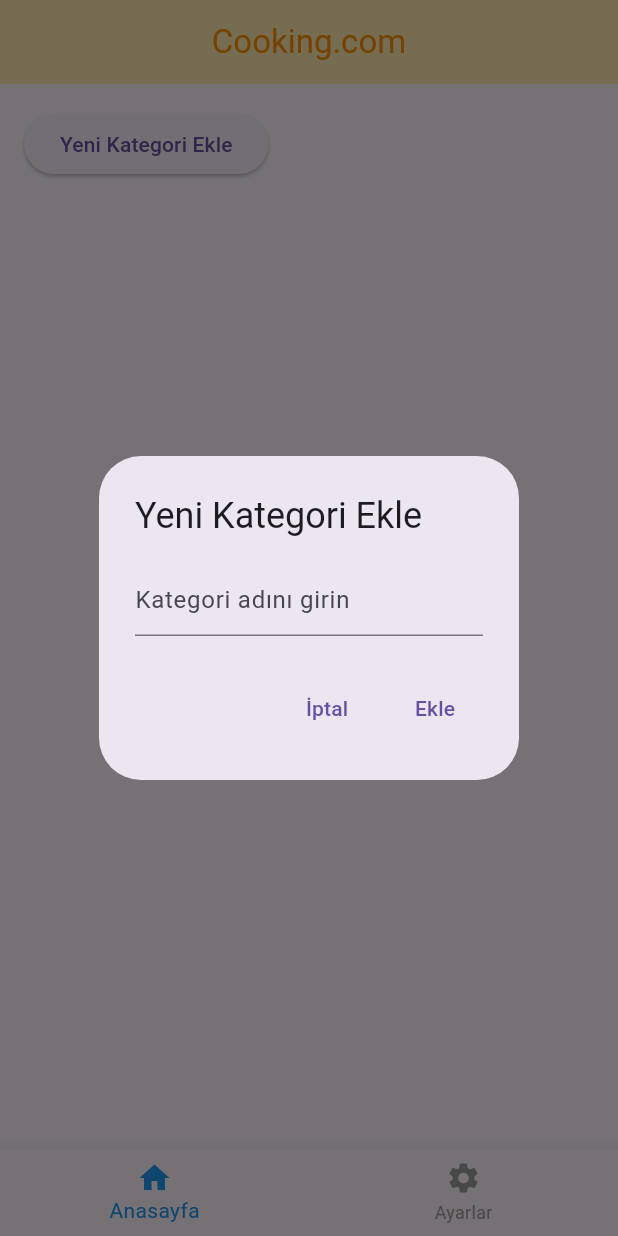
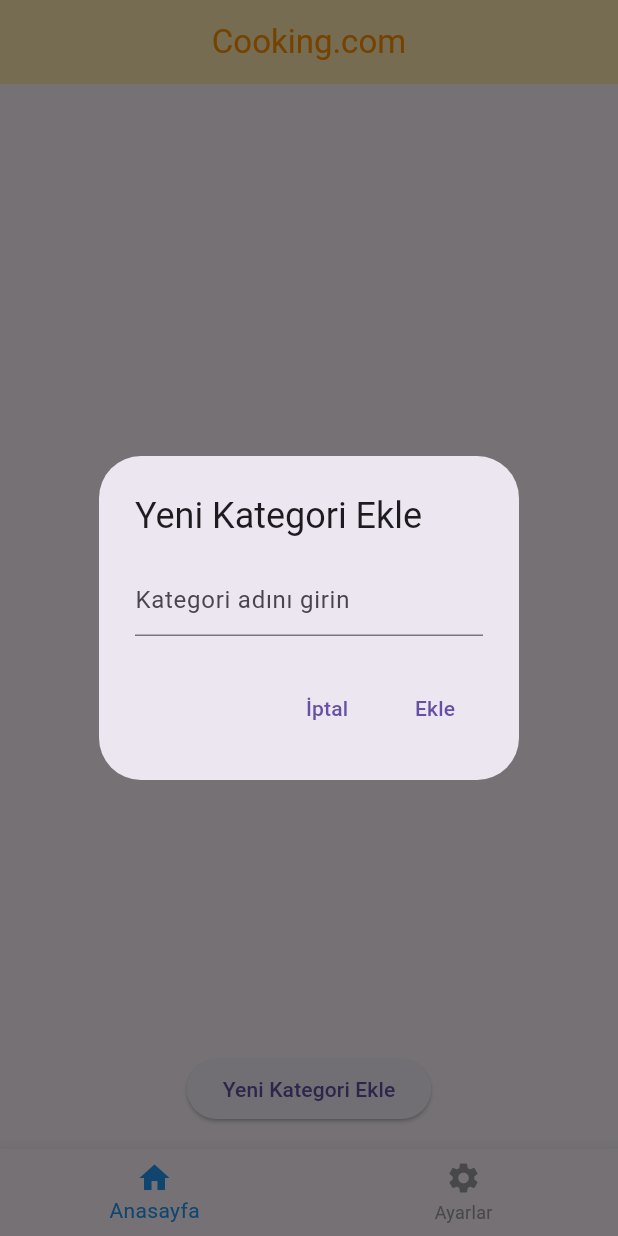
Before and after one commit to hasanacikeloffical/cooking.com, a Flutter app: the screen it shows after launch, after a tap on "Yeni Kategori Ekle", on a phone screen of 412 x 824 dp. Run offline on Flutter 3.47's test engine with Material 3 defaults, Android fonts, the phone set to English and light mode, and no system bars; our stand-ins replace firebase_core; missing offline and left inert: theme_manager; accounts and stored records are empty; Roboto replaces fonts that are missing (brittanic bold).

Commit message:
tamamlandı

```diff
--- a/cooking/lib/main.dart
+++ b/cooking/lib/main.dart
@@ -1,23 +1,15 @@
 import 'package:flutter/material.dart';
 import 'package:cooking/pages/homepage.dart';
-import 'package:cooking/pages/CategoryPage.dart';
-import 'package:cooking/main.dart';
-
-
-
-void main() {
-  runApp(MyApp());
-}
 
 class MyApp extends StatelessWidget {
   @override
   Widget build(BuildContext context) {
     return MaterialApp(
-      debugShowCheckedModeBanner: false,
-      title: "Cooking",
-      theme: ThemeData(primaryColor: Colors.blueAccent),
-      home: HomePage(),
-      // Sınıf ismi büyük harfle başlamalı
+      title: 'Cooking App',
+      theme: ThemeData(
+        primarySwatch: Colors.blue,
+      ),
+      home: HomePage(), // Ana sayfanız
     );
   }
 }
--- a/cooking/lib/myaccount/myaccount.dart
+++ b/cooking/lib/myaccount/myaccount.dart
@@ -1,7 +1,5 @@
 import 'package:flutter/material.dart';
-import 'package:cooking/pages/homepage.dart';
-import 'package:cooking/pages/settingspage.dart';
-import 'package:cooking/bottom_nav_bar.dart';
+
 
 void main() {
   runApp(const MyApp());
--- a/cooking/lib/pages/homepage.dart
+++ b/cooking/lib/pages/homepage.dart
@@ -1,6 +1,8 @@
 import 'package:flutter/material.dart';
-import 'package:cooking/main.dart';
-import 'package:cooking/pages/CategoryPage.dart';
+import 'package:cooking/pages/CategoryPage.dart'; // Doğru import edildi!
+import 'package:cooking/bottom_nav_bar.dart';
+import 'package:cooking/pages/settingspage.dart';
+
 
 void main() {
   runApp(MaterialApp(home: HomePage()));
@@ -39,8 +41,7 @@ class _HomePageState extends State<HomePage> {
               onPressed: () {
                 if (categoryController.text.isNotEmpty) {
                   setState(() {
-                    categories.add(
-                        categoryController.text); // Add new category to list
+                    categories.add(categoryController.text);
                   });
                 }
                 Navigator.pop(context);
@@ -66,7 +67,7 @@ class _HomePageState extends State<HomePage> {
     }
   }
 
-  // Navigate to CategoryPage when a category is tapped
+  // Kategoriye tıklanınca CategoryPage'e git
   void _navigateToCategoryPage(String category) {
     Navigator.push(
       context,
@@ -93,25 +94,18 @@ class _HomePageState extends State<HomePage> {
   child: Column(
     crossAxisAlignment: CrossAxisAlignment.start,
     children: [
-            ElevatedButton(
-              onPressed: _addCategory,
-              child: Text("Yeni Kategori Ekle"),
-            ),
-            SizedBox(height: 16), // Add some space between button and list
       Expanded(
         child: ListView.builder(
           itemCount: categories.length,
           itemBuilder: (context, index) {
             return GestureDetector(
-                    onTap: () => _navigateToCategoryPage(
-                        categories[index]), // Navigate on tap
+              onTap: () => _navigateToCategoryPage(categories[index]),
               child: Card(
                 margin: EdgeInsets.symmetric(vertical: 8.0),
                 child: ListTile(
                   title: Text(
                     categories[index],
-                          style: TextStyle(
-                              fontSize: 18, fontWeight: FontWeight.bold),
+                    style: TextStyle(fontSize: 18, fontWeight: FontWeight.bold),
                   ),
                   contentPadding: EdgeInsets.all(16.0),
                 ),
@@ -120,14 +114,40 @@ class _HomePageState extends State<HomePage> {
           },
         ),
       ),
+      SizedBox(height: 16), // Butonun listeden ayrılmasını sağlar
+      Align(
+        alignment: Alignment.bottomCenter, // Butonu ortalar
+        child: ElevatedButton(
+          onPressed: _addCategory,
+          child: Text("Yeni Kategori Ekle"),
+        ),
+      ),
     ],
   ),
 ),
+
+
       bottomNavigationBar: BottomNavigationBar(
         selectedItemColor: Colors.blue,
         unselectedItemColor: Colors.grey,
         currentIndex: _selectIndex,
-        onTap: _onItemTapped,
+        onTap: (index) {
+          setState(() {
+            _selectIndex = index;
+          });
+
+          if (index == 1) {
+            // Eğer "Ayarlar" seçildiyse
+            Navigator.push(
+              context,
+              MaterialPageRoute(builder: (context) => SettingsPage()),
+            ).then((_) {
+              setState(() {
+                _selectIndex = 0;
+              });
+            });
+          }
+        },
         items: [
           BottomNavigationBarItem(icon: Icon(Icons.home), label: "Anasayfa"),
           BottomNavigationBarItem(icon: Icon(Icons.settings), label: "Ayarlar"),
@@ -136,8 +156,6 @@ class _HomePageState extends State<HomePage> {
     );
   }
 }
-
-class CategoryPage {}
 
 // Ayarlar sayfası
 class SettingsPage extends StatelessWidget {
```
Also changed, not shown: cooking/assets/lang/en.json (added, +8 -0 lines), cooking/assets/lang/tr.json (added, +8 -0 lines), cooking/lib/pages/CategoryPage.dart (+15 -20 lines), cooking/lib/pages/settingspage.dart (+77 -15 lines), cooking/pubspec.yaml (+7 -0 lines), cooking/firebase.json (added), cooking/lib/firebase_options.dart (added), cooking/pubspec.lock, 167 other files. Lines whose indentation alone changed are shown as unchanged.
